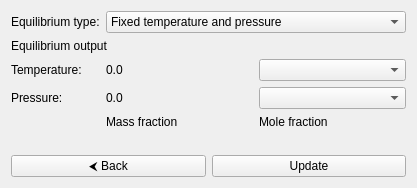
First picture: the form in GUI/Ubuntu/src/gui/ui/output/equilibrium_page.ui, repository srebughini/ASALI, before the edit.
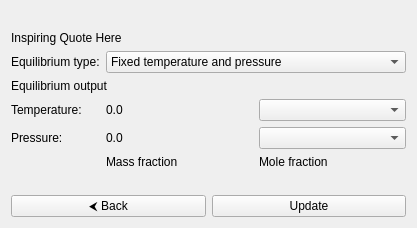
Second picture: the form after the edit. Icons and pictures are not drawn.

```diff
--- a/GUI/Ubuntu/src/gui/ui/output/equilibrium_page.ui
+++ b/GUI/Ubuntu/src/gui/ui/output/equilibrium_page.ui
@@ -2,6 +2,22 @@
 <ui version="4.0">
     <class>EquilibriumOutputPage</class>
     <widget class="QWidget" name="EquilibriumOutputPage">
+        <layout class="QVBoxLayout" name="beerLogoLayout">
+            <item>
+                <widget class="QLabel" name="logoLabel">
+                    <property name="pixmap">
+                        <pixmap>:images/BigLogo.png</pixmap> <!-- Reference to logo -->
+                    </property>
+                </widget>
+            </item>
+            <item>
+                <widget class="QLabel" name="beerQuoteLabel">
+                    <property name="text">
+                        <string>Inspiring Quote Here</string>
+                    </property>
+                </widget>
+            </item>
+            <item>
         <layout class="QGridLayout" name="gridLayout">
             <!-- Row 0 -->
             <item row="0" column="0">
@@ -142,6 +158,8 @@
                                 <string>Update chemical equilibrium</string>
                             </property>
                         </widget>
+                            </item>
+                        </layout>
                     </item>
                 </layout>
             </item>
```
Lines whose indentation alone changed are shown as unchanged.
